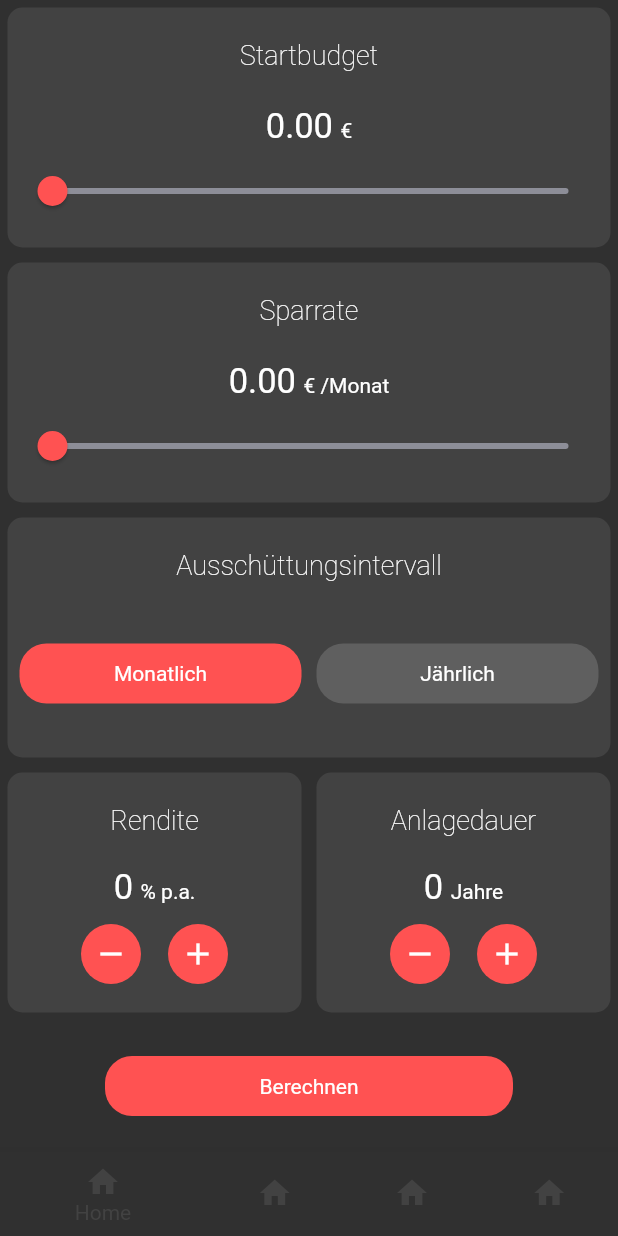
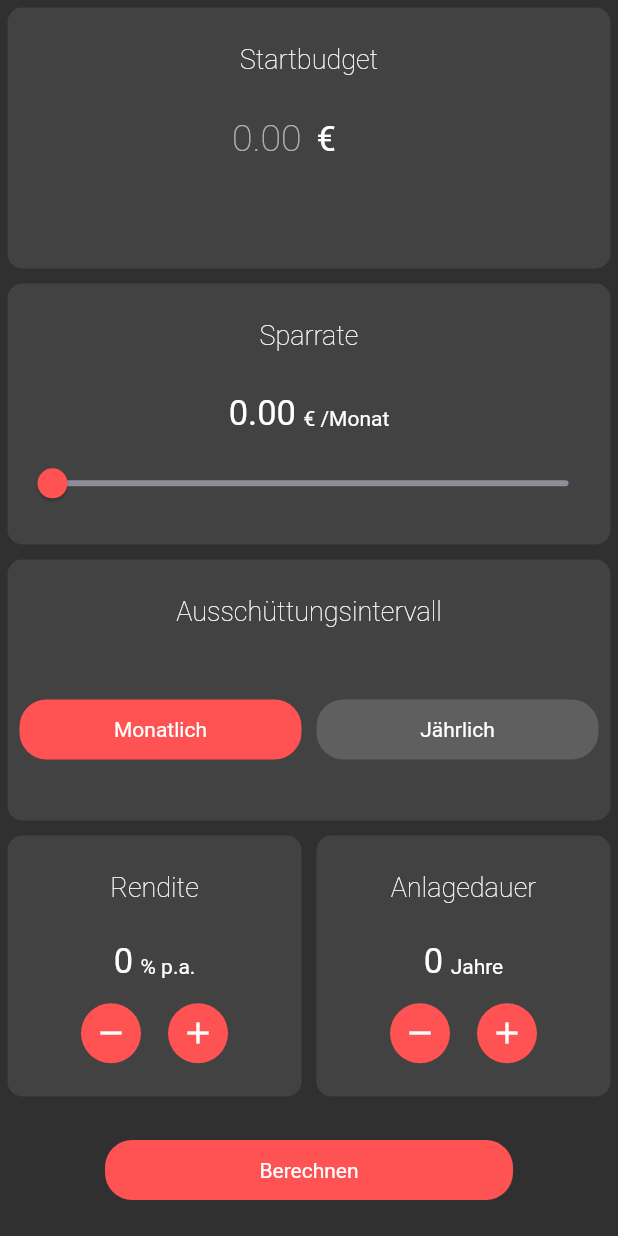
Before and after one commit to McMuellermilch/znsn, a Flutter app: the screen it shows after launch, on a phone screen of 412 x 824 dp. Run offline on Flutter 3.47's test engine with Material 2 defaults, Android fonts, the phone set to English and light mode, and no system bars.

Commit message:
implemented first changes to number_input_field to move away from a slider and towards a number input

```diff
--- a/lib/components/number_input_field.dart
+++ b/lib/components/number_input_field.dart
@@ -2,32 +2,45 @@ import 'package:flutter/material.dart';
 import 'package:znsn/constants.dart';
 
 class NumberInputField extends StatelessWidget {
-  NumberInputField({@required this.value, @required this.changeHandler});
+  NumberInputField(
+      {@required this.value, @required this.changeHandler, this.fieldChild});
 
   final String value;
   final Function changeHandler;
+  final Widget fieldChild;
 
   @override
   Widget build(BuildContext context) {
-    return Container(
+    return GestureDetector(
+      onTap: changeHandler,
       child: Row(
+        mainAxisAlignment: MainAxisAlignment.center,
+        crossAxisAlignment: CrossAxisAlignment.baseline,
+        textBaseline: TextBaseline.alphabetic,
         children: <Widget>[
-          SizedBox(width: 100),
           Expanded(
-            child: Container(
-              width: 100.0,
-              //padding: EdgeInsets.all(),
-              child: TextField(
-                onChanged: changeHandler(),
-                keyboardType: TextInputType.number,
-              ),
+            child: TextField(
+              textAlign: TextAlign.right,
+              decoration: new InputDecoration(
+                  border: InputBorder.none,
+                  focusedBorder: InputBorder.none,
+                  enabledBorder: InputBorder.none,
+                  errorBorder: InputBorder.none,
+                  disabledBorder: InputBorder.none,
+                  hintText: "0.00"),
+              keyboardType: TextInputType.numberWithOptions(decimal: true),
+              style: TextStyle(fontSize: 25.0, fontWeight: FontWeight.w100),
             ),
           ),
           SizedBox(
             width: 10.0,
           ),
-          Text(value),
-          SizedBox(width: 100),
+          Expanded(
+            child: Text(
+              "€",
+              style: kNumberValueTextStyle,
+            ),
+          ),
         ],
       ),
     );
--- a/lib/homepage.dart
+++ b/lib/homepage.dart
@@ -43,12 +43,6 @@ class _HomepageState extends State<Homepage> {
   @override
   Widget build(BuildContext context) {
     return Scaffold(
-      bottomNavigationBar: BottomNavigationBar(currentIndex: 0, items: [
-        BottomNavigationBarItem(title: Text("Home"), icon: Icon(Icons.home)),
-        BottomNavigationBarItem(title: Text("dude"), icon: Icon(Icons.home)),
-        BottomNavigationBarItem(title: Text("dude"), icon: Icon(Icons.home)),
-        BottomNavigationBarItem(title: Text("dude"), icon: Icon(Icons.home)),
-      ]),
       body: SafeArea(
         child: Column(
           crossAxisAlignment: CrossAxisAlignment.stretch,
@@ -57,44 +51,13 @@ class _HomepageState extends State<Homepage> {
             Expanded(
               child: SimpleCard(
                 title: "Startbudget",
-                cardChild: Column(
-                  mainAxisAlignment: MainAxisAlignment.spaceEvenly,
-                  children: <Widget>[
-                    GestureDetector(
-                      onTap: () {
-                        print("gedrückt");
-                      },
-                      child: SimpleText(
-                        numberValue: budget,
-                        text: '€',
-                        style: kNumberValueTextStyle,
-                      ),
-                    ),
-                    SliderTheme(
-                      data: SliderTheme.of(context).copyWith(
-                        inactiveTrackColor: Color(0xFF8D8E98),
-                        activeTrackColor: Colors.white,
-                        thumbColor: kBottomContainerColor,
-                        overlayColor: kBottomContainerColorLight,
-                        thumbShape:
-                            RoundSliderThumbShape(enabledThumbRadius: 10.0),
-                        overlayShape:
-                            RoundSliderOverlayShape(overlayRadius: 20.0),
-                      ),
-                      child: Slider(
-                        value: budget.toDouble(),
-                        divisions: 1000,
-                        min: 0.0,
-                        max: 100000.00,
-                        onChanged: (double newValue) {
-                          setState(() {
-                            budget = newValue.round();
-                          });
-                        },
-                      ),
-                    ),
-                  ],
-                ),
+                cardChild: NumberInputField(
+                    value: budget.toStringAsFixed(2),
+                    changeHandler: () {
+                      setState(() {
+                        budget = 4;
+                      });
+                    }),
               ),
             ),
             Expanded(
```
